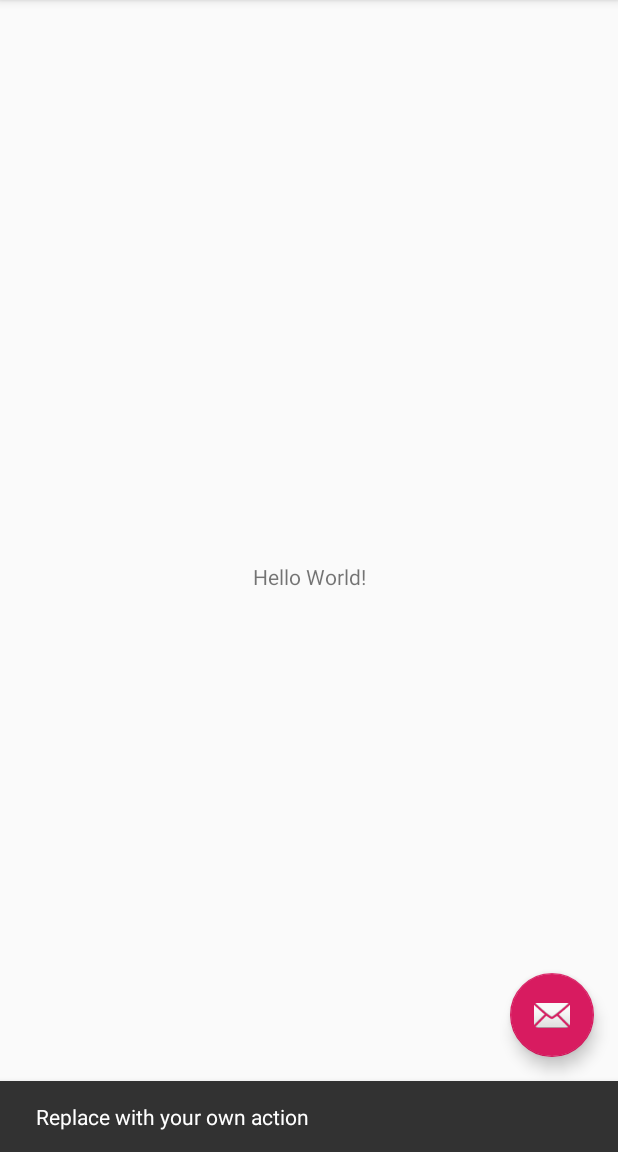
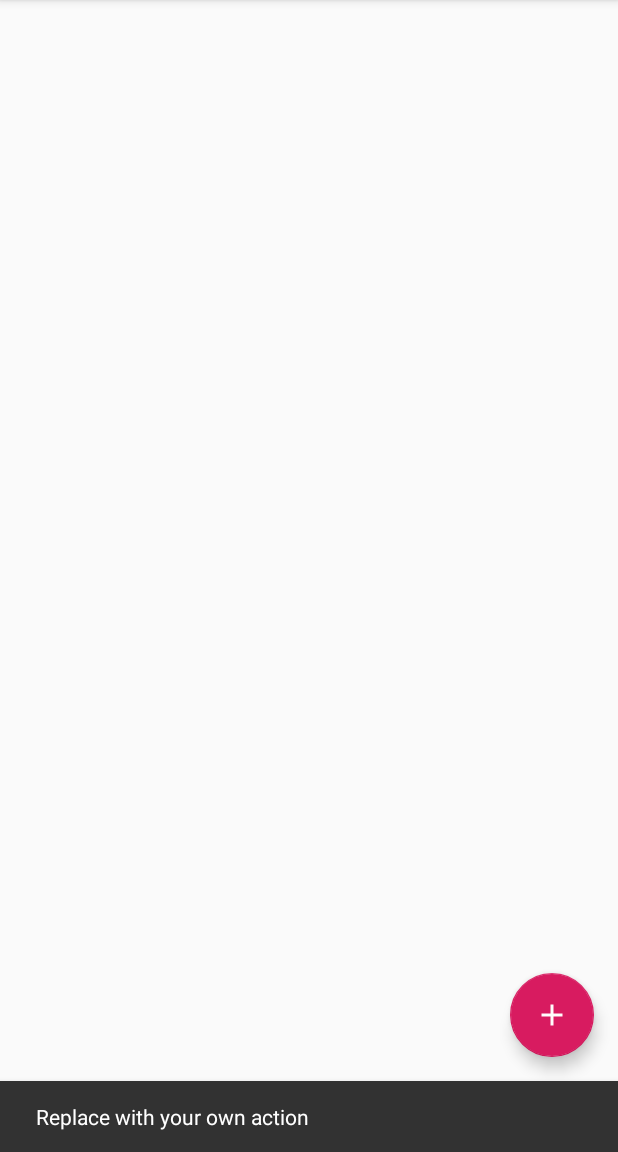
Before and after one commit to musyu36/MyScheduler, an Android app: the screen it shows after launch (MainActivity), after a tap on an icon or button, on a phone screen of 412 x 824 dp, the part 84-1236 px from its top. Run offline under Robolectric (Android 15) with nearby library versions, the phone set to English and light mode, and no system bars.

Commit message:
アイコンを変更

```diff
--- /dev/null
+++ b/app/src/main/res/drawable/ic_add.xml
@@ -0,0 +1,5 @@
+<vector android:height="24dp" android:tint="#FFFCFC"
+    android:viewportHeight="24.0" android:viewportWidth="24.0"
+    android:width="24dp" xmlns:android="http://schemas.android.com/apk/res/android">
+    <path android:fillColor="#FF000000" android:pathData="M19,13h-6v6h-2v-6H5v-2h6V5h2v6h6v2z"/>
+</vector>
--- a/app/src/main/res/layout/activity_main.xml
+++ b/app/src/main/res/layout/activity_main.xml
@@ -28,6 +28,6 @@
         android:layout_height="wrap_content"
         android:layout_gravity="bottom|end"
         android:layout_margin="@dimen/fab_margin"
-        app:srcCompat="@android:drawable/ic_dialog_email" />
+        app:srcCompat="@drawable/ic_add" />
 
 </androidx.coordinatorlayout.widget.CoordinatorLayout>
--- a/app/src/main/res/layout/content_main.xml
+++ b/app/src/main/res/layout/content_main.xml
@@ -6,15 +6,4 @@
     android:layout_height="match_parent"
     app:layout_behavior="@string/appbar_scrolling_view_behavior"
     tools:context=".MainActivity"
-    tools:showIn="@layout/activity_main">
-
-    <TextView
-        android:layout_width="wrap_content"
-        android:layout_height="wrap_content"
-        android:text="Hello World!"
-        app:layout_constraintBottom_toBottomOf="parent"
-        app:layout_constraintLeft_toLeftOf="parent"
-        app:layout_constraintRight_toRightOf="parent"
-        app:layout_constraintTop_toTopOf="parent" />
-
-</androidx.constraintlayout.widget.ConstraintLayout>
+    tools:showIn="@layout/activity_main"/>
```
